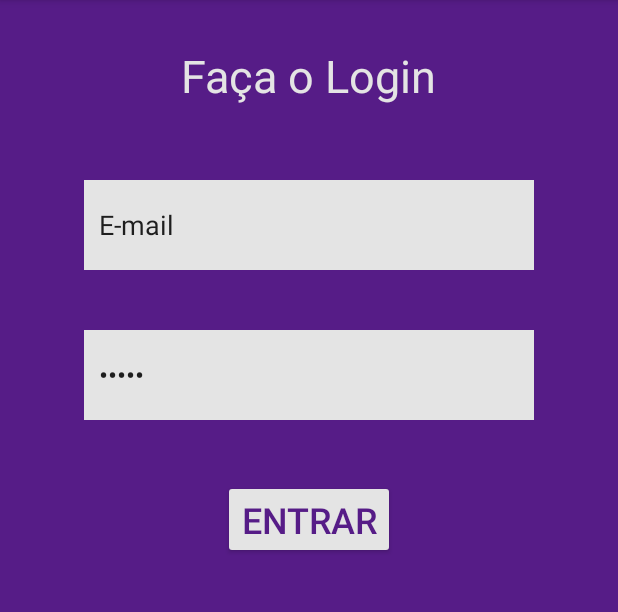
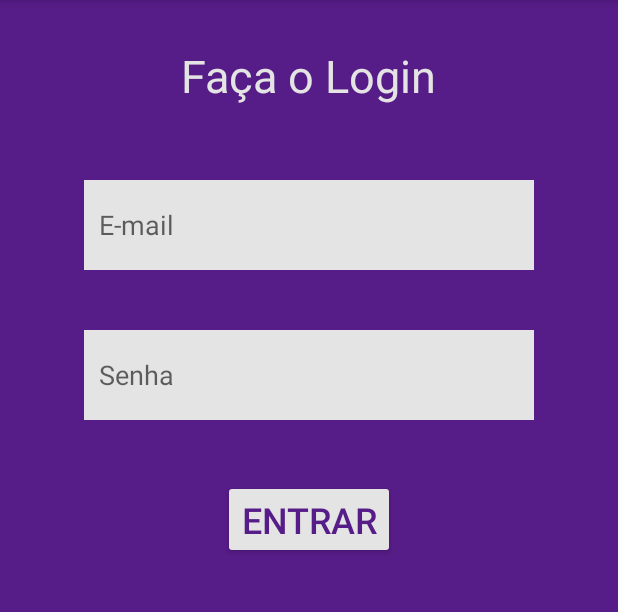
Before and after one commit to filipeferreiro/AnimeApp, an Android app: the screen it shows after launch (MainActivity), in the side drawer, after a tap on "Conta", on a phone screen of 412 x 824 dp, the part 84-696 px from its top. Run offline under Robolectric (Android 15) with nearby library versions, the phone set to English and light mode, and no system bars.

```diff
--- a/app/src/main/java/com/example/animeapp/ContaFragment.java
+++ b/app/src/main/java/com/example/animeapp/ContaFragment.java
@@ -1,18 +1,84 @@
 package com.example.animeapp;
 
+import android.content.Intent;
 import android.os.Bundle;
 import android.view.LayoutInflater;
 import android.view.View;
 import android.view.ViewGroup;
-
+import android.widget.Button;
+import android.widget.EditText;
+import android.widget.TextView;
+import android.widget.Toast;
 import androidx.annotation.NonNull;
 import androidx.annotation.Nullable;
 import androidx.fragment.app.Fragment;
 
+import com.google.android.material.snackbar.Snackbar;
+
 public class ContaFragment extends Fragment {
+    public static boolean login_validate = false;
+
+    private EditText email,senha;
+    private TextView registrar;
+
+    private String userEmail = "admin@gmail.com";
+    private String userPass = "admin123";
+
+    boolean isValid = false;
+
     @Nullable
     @Override
     public View onCreateView(@NonNull LayoutInflater inflater, @Nullable ViewGroup container, @Nullable Bundle savedInstanceState) {
-        return inflater.inflate(R.layout.fragment_conta,container,false);
+        return inflater.inflate(R.layout.fragment_conta, container, false);
+    }
+
+    @Override
+    public void onViewCreated(View view, @Nullable Bundle savedInstanceState) {
+        super.onViewCreated(view, savedInstanceState);
+
+
+        email = (EditText) getView().findViewById(R.id.email);
+        senha = (EditText) getView().findViewById(R.id.senha);
+        registrar = (TextView) getView().findViewById(R.id.registre);
+        Button botao_entrar = getView().findViewById(R.id.botao_enviar);
+
+        botao_entrar.setOnClickListener(new View.OnClickListener() {
+            @Override
+            public void onClick(View v) {
+
+                String editEmail = email.getText().toString();
+                String editSenha = senha.getText().toString();
+                if(editEmail.isEmpty() || editSenha.isEmpty()){
+                    Snackbar.make(v, "Insira o Email e Senha para Login", Snackbar.LENGTH_SHORT).show();
+                } else if(editEmail.isEmpty()){
+                    Snackbar.make(v, "Insira o Email para Login", Snackbar.LENGTH_SHORT).show();
+                } else if(editSenha.isEmpty()){
+                    Snackbar.make(v, "Insira a Senha para Login", Snackbar.LENGTH_SHORT).show();
+                } else{
+                    isValid = validate(editEmail, editSenha);
+
+                    if(!isValid){
+                        Snackbar.make(v, "Email ou senha inválidos, tente novamente", Snackbar.LENGTH_SHORT).show();
+                    } else{
+                        Snackbar.make(v, "Voce entrou mas a página está em construção", Snackbar.LENGTH_SHORT).show();
+                    }
+                }
+            }
+        });
+
+        registrar.setOnClickListener(new View.OnClickListener() {
+            @Override
+            public void onClick(View v) {
+                Intent intent = new Intent(getActivity(), MainActivity.class);
+                startActivity(intent); //change to registre-se
+            }
+        });
+    }
+
+    private boolean validate(String email, String senha){
+        if(email.equals(userEmail) && senha.equals(userPass)){
+            return true;
+        }
+        return false;
     }
 }
--- a/app/src/main/java/com/example/animeapp/MainActivity.java
+++ b/app/src/main/java/com/example/animeapp/MainActivity.java
@@ -73,8 +73,8 @@ public class MainActivity extends AppCompatActivity implements NavigationView.On
     public boolean onNavigationItemSelected(@NonNull MenuItem item) {
         switch (item.getItemId()){
             case R.id.nav_account:
-                getSupportFragmentManager().beginTransaction().replace(R.id.fragment_container,
-                        new ContaFragment()).commit();
+                    getSupportFragmentManager().beginTransaction().replace(R.id.fragment_container,
+                            new ContaFragment()).commit();
                 break;
 
             case R.id.nav_home:
--- a/app/src/main/res/layout/fragment_conta.xml
+++ b/app/src/main/res/layout/fragment_conta.xml
@@ -17,24 +17,26 @@
         android:layout_width="300dp"
         android:layout_height="60dp"
         android:ems="10"
+        android:maxLength="70"
         android:inputType="textEmailAddress"
         android:layout_centerHorizontal="true"
         android:layout_marginTop="120dp"
         android:padding="10dp"
         android:background="#e4e4e4"
-        android:text="@string/e_mail"/>
+        android:hint="@string/e_mail"/>
 
     <EditText
         android:id="@+id/senha"
         android:layout_width="300dp"
         android:layout_height="60dp"
         android:ems="10"
+        android:maxLength="20"
         android:inputType="textPassword"
         android:layout_centerHorizontal="true"
         android:layout_marginTop="220dp"
         android:padding="10dp"
         android:background="#e4e4e4"
-        android:text="@string/senha"/>
+        android:hint="@string/senha"/>
 
     <Button
         android:layout_width="wrap_content"
@@ -56,5 +58,6 @@
         android:textStyle="italic"
         android:textColor="#e4e4e4"
         android:layout_centerHorizontal="true"
-        android:layout_marginTop="430dp"/>
+        android:layout_marginTop="430dp"
+        android:clickable="true"/>
 </RelativeLayout>
--- a/app/src/main/res/values/strings.xml
+++ b/app/src/main/res/values/strings.xml
@@ -22,4 +22,6 @@
     <string name="senha">Senha</string>
     <string name="e_mail">E-mail</string>
     <string name="foto_do_usu_rio">foto do usuário</string>
+    <!-- TODO: Remove or change this placeholder text -->
+    <string name="hello_blank_fragment">Hello blank fragment</string>
 </resources>
```
